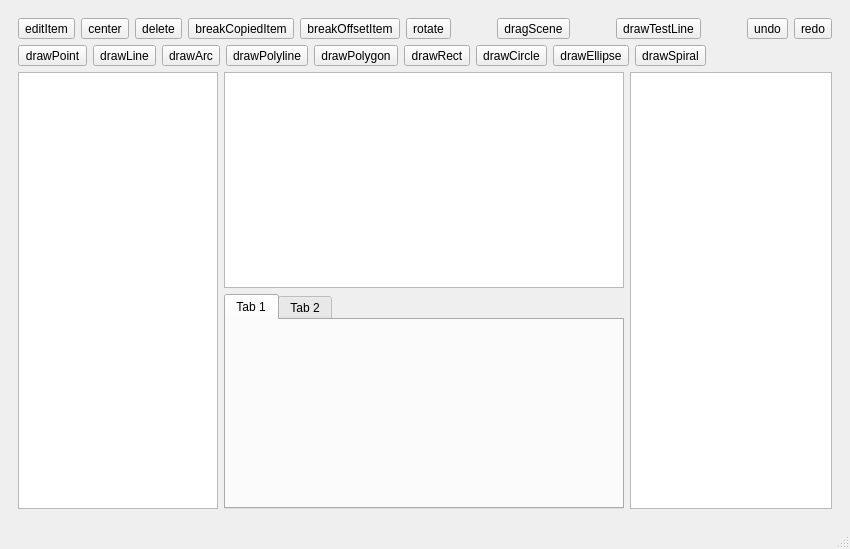
The window that header/Ui/mainwindow.ui (joey674/LaserCAD_QT) describes before a commit, drawn with Qt 5.
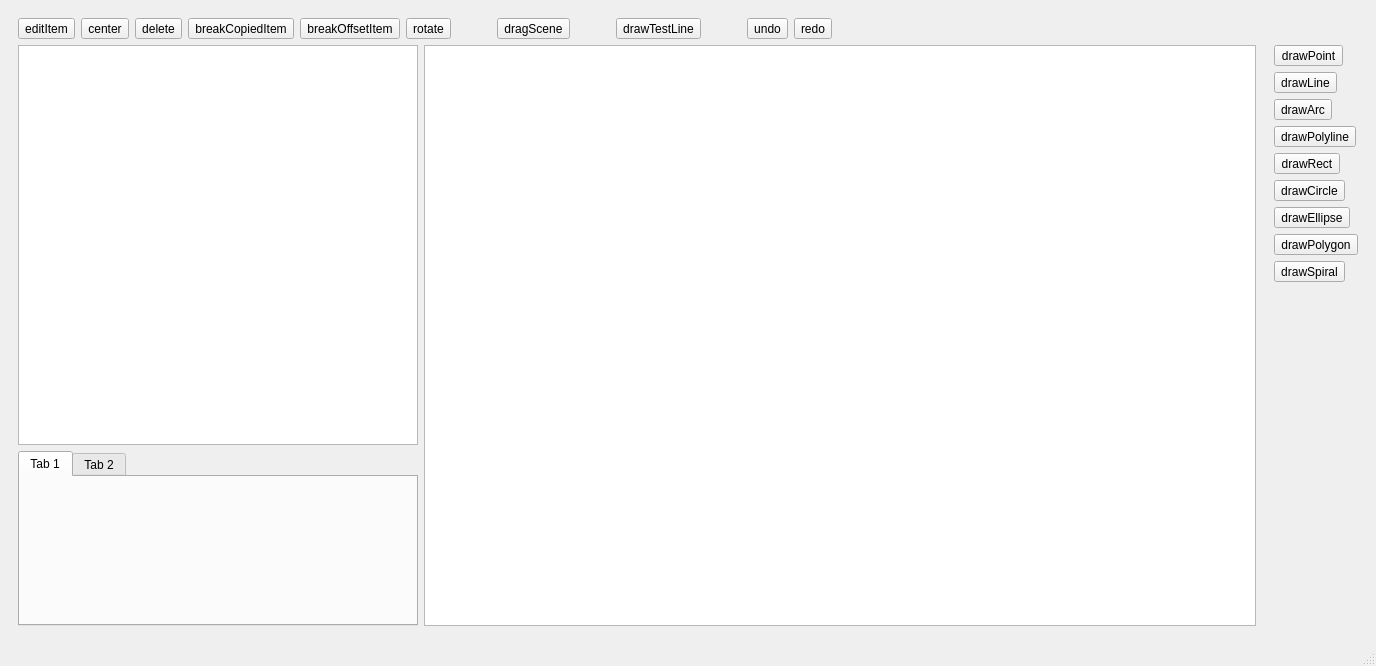
The same window after the commit. Custom widgets are drawn as their Qt base class.

What changed in the file:
```diff
--- a/header/Ui/mainwindow.ui
+++ b/header/Ui/mainwindow.ui
@@ -6,8 +6,8 @@
    <rect>
     <x>0</x>
     <y>0</y>
-    <width>815</width>
-    <height>549</height>
+    <width>1376</width>
+    <height>666</height>
    </rect>
   </property>
   <property name="sizePolicy">
@@ -39,7 +39,61 @@
     <item>
      <widget class="QWidget" name="gridWidget" native="true">
       <layout class="QGridLayout" name="gridLayout_2">
-       <item row="0" column="1" colspan="17">
+       <item row="5" column="1" colspan="2">
+        <widget class="TabWidget" name="tabWidget">
+         <property name="sizePolicy">
+          <sizepolicy hsizetype="Fixed" vsizetype="Expanding">
+           <horstretch>0</horstretch>
+           <verstretch>0</verstretch>
+          </sizepolicy>
+         </property>
+         <property name="minimumSize">
+          <size>
+           <width>400</width>
+           <height>0</height>
+          </size>
+         </property>
+         <property name="maximumSize">
+          <size>
+           <width>400</width>
+           <height>1000</height>
+          </size>
+         </property>
+         <widget class="QWidget" name="tab">
+          <attribute name="title">
+           <string>Tab 1</string>
+          </attribute>
+         </widget>
+         <widget class="QWidget" name="tab_2">
+          <attribute name="title">
+           <string>Tab 2</string>
+          </attribute>
+         </widget>
+        </widget>
+       </item>
+       <item row="3" column="1" rowspan="2" colspan="2">
+        <widget class="TreeView" name="treeView">
+         <property name="sizePolicy">
+          <sizepolicy hsizetype="Fixed" vsizetype="Expanding">
+           <horstretch>0</horstretch>
+           <verstretch>0</verstretch>
+          </sizepolicy>
+         </property>
+         <property name="minimumSize">
+          <size>
+           <width>400</width>
+           <height>400</height>
+          </size>
+         </property>
+         <property name="maximumSize">
+          <size>
+           <width>400</width>
+           <height>1000</height>
+          </size>
+         </property>
+        </widget>
+       </item>
+       <item row="0" column="1" colspan="6">
         <layout class="QHBoxLayout" name="horizontalLayout_2">
          <item>
           <widget class="QToolButton" name="editButton">
@@ -216,112 +270,8 @@
          </item>
         </layout>
        </item>
-       <item row="4" column="2">
-        <widget class="QTableView" name="tableView">
-         <property name="sizePolicy">
-          <sizepolicy hsizetype="Fixed" vsizetype="Expanding">
-           <horstretch>0</horstretch>
-           <verstretch>0</verstretch>
-          </sizepolicy>
-         </property>
-         <property name="minimumSize">
-          <size>
-           <width>400</width>
-           <height>0</height>
-          </size>
-         </property>
-         <property name="maximumSize">
-          <size>
-           <width>400</width>
-           <height>600</height>
-          </size>
-         </property>
-        </widget>
-       </item>
-       <item row="5" column="2">
-        <widget class="TabWidget" name="tabWidget">
-         <property name="sizePolicy">
-          <sizepolicy hsizetype="Fixed" vsizetype="Expanding">
-           <horstretch>0</horstretch>
-           <verstretch>0</verstretch>
-          </sizepolicy>
-         </property>
-         <property name="minimumSize">
-          <size>
-           <width>400</width>
-           <height>0</height>
-          </size>
-         </property>
-         <property name="maximumSize">
-          <size>
-           <width>400</width>
-           <height>600</height>
-          </size>
-         </property>
-         <widget class="QWidget" name="tab">
-          <attribute name="title">
-           <string>Tab 1</string>
-          </attribute>
-         </widget>
-         <widget class="QWidget" name="tab_2">
-          <attribute name="title">
-           <string>Tab 2</string>
-          </attribute>
-         </widget>
-        </widget>
-       </item>
-       <item row="4" column="1" rowspan="2">
-        <widget class="TreeView" name="treeView">
-         <property name="sizePolicy">
-          <sizepolicy hsizetype="Fixed" vsizetype="Expanding">
-           <horstretch>0</horstretch>
-           <verstretch>0</verstretch>
-          </sizepolicy>
-         </property>
-         <property name="minimumSize">
-          <size>
-           <width>200</width>
-           <height>0</height>
-          </size>
-         </property>
-         <property name="maximumSize">
-          <size>
-           <width>200</width>
-           <height>16777215</height>
-          </size>
-         </property>
-        </widget>
-       </item>
-       <item row="4" column="3" rowspan="2" colspan="15">
-        <widget class="GraphicsView" name="graphicsView">
-         <property name="sizePolicy">
-          <sizepolicy hsizetype="Expanding" vsizetype="Expanding">
-           <horstretch>0</horstretch>
-           <verstretch>0</verstretch>
-          </sizepolicy>
-         </property>
-         <property name="cursor" stdset="0">
-          <cursorShape>CrossCursor</cursorShape>
-         </property>
-         <property name="mouseTracking">
-          <bool>true</bool>
-         </property>
-         <property name="verticalScrollBarPolicy">
-          <enum>Qt::ScrollBarPolicy::ScrollBarAlwaysOff</enum>
-         </property>
-         <property name="horizontalScrollBarPolicy">
-          <enum>Qt::ScrollBarPolicy::ScrollBarAlwaysOff</enum>
-         </property>
-         <property name="renderHints">
-          <set>QPainter::RenderHint::Antialiasing|QPainter::RenderHint::SmoothPixmapTransform|QPainter::RenderHint::TextAntialiasing</set>
-         </property>
-         <property name="viewportUpdateMode">
-          <enum>QGraphicsView::ViewportUpdateMode::MinimalViewportUpdate</enum>
-         </property>
-        </widget>
-       </item>
-       <item row="3" column="1" colspan="17">
-        <layout class="QHBoxLayout" name="horizontalLayout_1">
+       <item row="3" column="6" rowspan="3">
+        <layout class="QVBoxLayout" name="verticalLayout">
          <item>
           <widget class="QToolButton" name="drawPointButton">
            <property name="text">
@@ -368,22 +318,6 @@
            </property>
           </widget>
          </item>
-         <item>
-          <widget class="QToolButton" name="drawPolygonButton">
-           <property name="toolTipDuration">
-            <number>0</number>
-           </property>
-           <property name="text">
-            <string>drawPolygon</string>
-           </property>
-           <property name="checkable">
-            <bool>true</bool>
-           </property>
-           <property name="autoExclusive">
-            <bool>true</bool>
-           </property>
-          </widget>
-         </item>
          <item>
           <widget class="QToolButton" name="drawRectButton">
            <property name="toolTipDuration">
@@ -441,6 +375,22 @@
            </property>
           </widget>
          </item>
+         <item>
+          <widget class="QToolButton" name="drawPolygonButton">
+           <property name="toolTipDuration">
+            <number>0</number>
+           </property>
+           <property name="text">
+            <string>drawPolygon</string>
+           </property>
+           <property name="checkable">
+            <bool>true</bool>
+           </property>
+           <property name="autoExclusive">
+            <bool>true</bool>
+           </property>
+          </widget>
+         </item>
          <item>
           <widget class="QToolButton" name="drawSpiralButton">
            <property name="toolTipDuration">
@@ -458,20 +408,48 @@
           </widget>
          </item>
          <item>
-          <spacer name="horizontalSpacer_1">
+          <spacer name="verticalSpacer">
            <property name="orientation">
-            <enum>Qt::Orientation::Horizontal</enum>
+            <enum>Qt::Orientation::Vertical</enum>
            </property>
            <property name="sizeHint" stdset="0">
             <size>
-             <width>40</width>
-             <height>20</height>
+             <width>20</width>
+             <height>40</height>
             </size>
            </property>
           </spacer>
          </item>
         </layout>
        </item>
+       <item row="3" column="3" rowspan="3">
+        <widget class="GraphicsView" name="graphicsView">
+         <property name="sizePolicy">
+          <sizepolicy hsizetype="Expanding" vsizetype="Expanding">
+           <horstretch>0</horstretch>
+           <verstretch>0</verstretch>
+          </sizepolicy>
+         </property>
+         <property name="cursor" stdset="0">
+          <cursorShape>CrossCursor</cursorShape>
+         </property>
+         <property name="mouseTracking">
+          <bool>true</bool>
+         </property>
+         <property name="verticalScrollBarPolicy">
+          <enum>Qt::ScrollBarPolicy::ScrollBarAlwaysOff</enum>
+         </property>
+         <property name="horizontalScrollBarPolicy">
+          <enum>Qt::ScrollBarPolicy::ScrollBarAlwaysOff</enum>
+         </property>
+         <property name="renderHints">
+          <set>QPainter::RenderHint::Antialiasing|QPainter::RenderHint::SmoothPixmapTransform|QPainter::RenderHint::TextAntialiasing</set>
+         </property>
+         <property name="viewportUpdateMode">
+          <enum>QGraphicsView::ViewportUpdateMode::MinimalViewportUpdate</enum>
+         </property>
+        </widget>
+       </item>
       </layout>
      </widget>
     </item>
```
